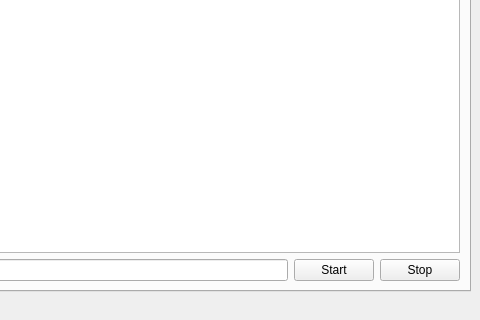
This is main/MainWindow.ui in Blackhol3/kholgen as Qt 5 draws it before an edit; both pictures show x 320 to 800 and y 280 to 600 of the 800 by 600 pixel window. The edited form follows.
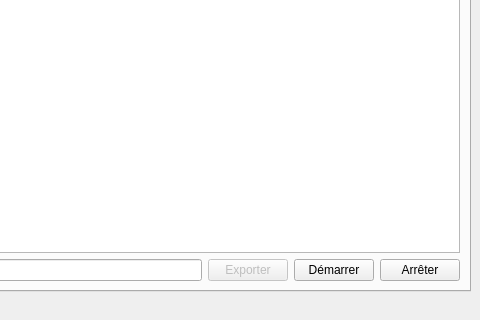
This is the edited form. The open tabs and pages were chosen to show the change. Custom widgets are drawn as their Qt base class.

Commit message: Add a button to export the results in an Excel file.

```diff
--- a/main/MainWindow.ui
+++ b/main/MainWindow.ui
@@ -90,17 +90,27 @@
             </property>
            </widget>
           </item>
+          <item>
+           <widget class="QPushButton" name="exportButton">
+            <property name="enabled">
+             <bool>false</bool>
+            </property>
+            <property name="text">
+             <string>Exporter</string>
+            </property>
+           </widget>
+          </item>
           <item>
            <widget class="QPushButton" name="startButton">
             <property name="text">
-             <string>Start</string>
+             <string>Démarrer</string>
             </property>
            </widget>
           </item>
           <item>
            <widget class="QPushButton" name="stopButton">
             <property name="text">
-             <string>Stop</string>
+             <string>Arrêter</string>
             </property>
            </widget>
           </item>
```
Left out of the diff: 2 changed lines with no effect on the pictures. The commit also changes 13 other files.
